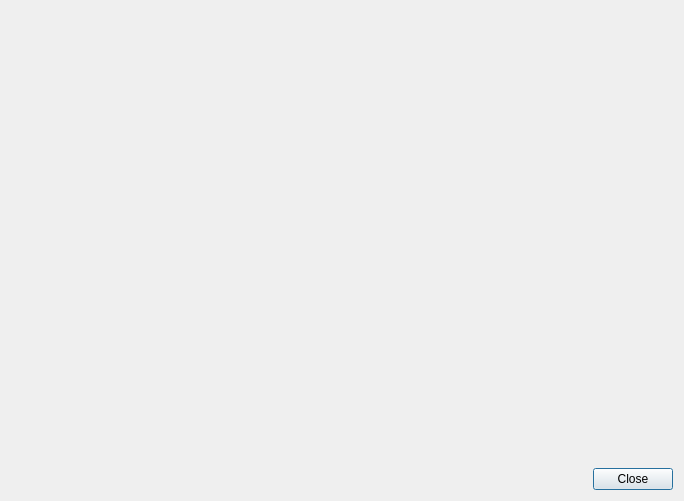
Qt form src/ui/dialog_image_viewer.ui (Craftkuro/StickerGenie) before a commit.
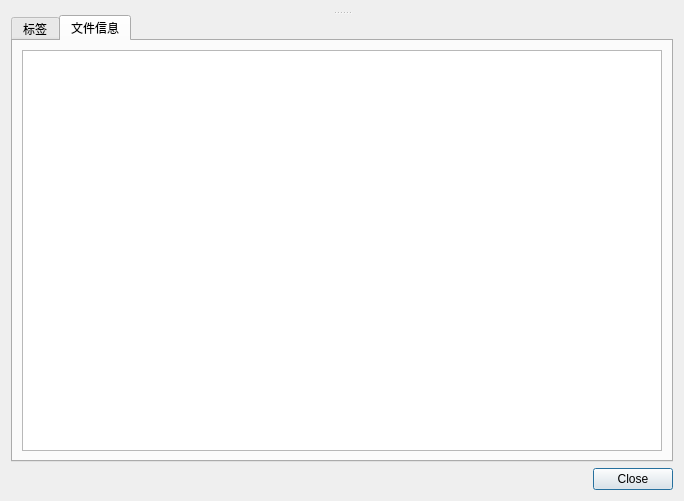
The same form after that commit.

```diff
--- a/src/ui/dialog_image_viewer.ui
+++ b/src/ui/dialog_image_viewer.ui
@@ -15,13 +15,40 @@
   </property>
   <layout class="QVBoxLayout" name="verticalLayout">
    <item>
+    <widget class="QSplitter" name="splitter">
+     <property name="orientation">
+      <enum>Qt::Orientation::Vertical</enum>
+     </property>
     <widget class="QWidget" name="widgetImageViewer" native="true">
      <layout class="QVBoxLayout" name="verticalLayout_2"/>
     </widget>
-   </item>
+     <widget class="QTabWidget" name="tabWidgetBottom">
+      <property name="currentIndex">
+       <number>1</number>
+      </property>
+      <widget class="QWidget" name="tabTags">
+       <attribute name="title">
+        <string>标签</string>
+       </attribute>
+       <layout class="QVBoxLayout" name="verticalLayout_4">
    <item>
     <widget class="QWidget" name="widgetTagEditor" native="true">
      <layout class="QVBoxLayout" name="verticalLayout_3"/>
+         </widget>
+        </item>
+       </layout>
+      </widget>
+      <widget class="QWidget" name="tabFileInfo">
+       <attribute name="title">
+        <string>文件信息</string>
+       </attribute>
+       <layout class="QVBoxLayout" name="verticalLayout_5">
+        <item>
+         <widget class="QTableWidget" name="tableWidgetFileInfo"/>
+        </item>
+       </layout>
+      </widget>
+     </widget>
     </widget>
    </item>
    <item>
```
Lines whose indentation alone changed are shown as unchanged.
